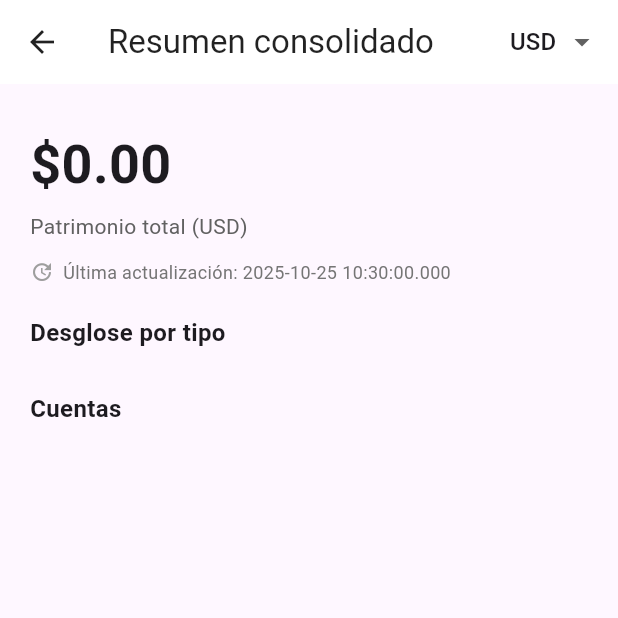
After one commit to IDUCDEV/clariFi, a Flutter app: the ConsolidatedSummaryView screen opened directly, on a phone screen of 412 x 824 dp, the top half of it. The commit adds this screen. Run offline on Flutter 3.47's test engine with Material 3 defaults, Android fonts, the phone set to English and light mode, and no system bars; our stand-ins replace app_links, go_router, supabase_flutter; accounts and stored records are empty.

Commit message:
Added View Consolidated Amount Account

```diff
--- /dev/null
+++ b/lib/src/views/accounts/consolidated_summary_view.dart
@@ -0,0 +1,165 @@
+import 'package:flutter/material.dart';
+import 'package:provider/provider.dart';
+import 'package:clarifi_app/src/models/account.dart';
+import 'package:clarifi_app/src/viewmodels/account_viewmodel.dart';
+import 'package:clarifi_app/src/services/currency_conversion_service.dart';
+
+/// Pantalla que muestra el resumen consolidado de patrimonio
+class ConsolidatedSummaryView extends StatefulWidget {
+  final List<AccountModel>? accounts;
+
+  const ConsolidatedSummaryView({Key? key, this.accounts}) : super(key: key);
+
+  @override
+  State<ConsolidatedSummaryView> createState() => _ConsolidatedSummaryViewState();
+}
+
+class _ConsolidatedSummaryViewState extends State<ConsolidatedSummaryView> {
+  final CurrencyConversionService _currencyService = CurrencyConversionService();
+  String _selectedCurrency = CurrencyConversionService.baseCurrency;
+
+  @override
+  void initState() {
+    super.initState();
+    // Ensure rates are loaded
+    _currencyService.updateExchangeRates();
+  }
+
+  @override
+  Widget build(BuildContext context) {
+    final accountViewModel = context.watch<AccountViewModel>();
+    final accounts = widget.accounts ?? accountViewModel.accounts;
+
+    // Agrupar saldos por moneda
+    final balancesByCurrency = <String, double>{};
+    for (final a in accounts) {
+      balancesByCurrency[a.currency] = (balancesByCurrency[a.currency] ?? 0.0) + a.balance;
+    }
+
+    final total = _currencyService.consolidate(amounts: balancesByCurrency, targetCurrency: _selectedCurrency);
+
+    // Agrupar por tipo y convertir a moneda seleccionada
+    final byType = <String, double>{};
+    for (final a in accounts) {
+      final converted = _currencyService.convert(amount: a.balance, fromCurrency: a.currency, toCurrency: _selectedCurrency);
+      byType[a.type] = (byType[a.type] ?? 0.0) + converted;
+    }
+
+    final supported = _currencyService.getSupportedCurrencies();
+
+    return Scaffold(
+      appBar: AppBar(
+        title: const Text('Resumen consolidado'),
+        backgroundColor: Colors.white,
+        foregroundColor: Colors.black87,
+        elevation: 0,
+        actions: [
+          Padding(
+            padding: const EdgeInsets.symmetric(horizontal: 12),
+            child: DropdownButton<String>(
+              value: _selectedCurrency,
+              underline: const SizedBox.shrink(),
+              items: supported.map((c) => DropdownMenuItem(value: c, child: Text(c))).toList(),
+              onChanged: (v) {
+                if (v == null) return;
+                setState(() => _selectedCurrency = v);
+              },
+            ),
+          ),
+        ],
+      ),
+      body: SafeArea(
+        child: Padding(
+          padding: const EdgeInsets.all(20),
+          child: Column(
+            crossAxisAlignment: CrossAxisAlignment.start,
+            children: [
+              const SizedBox(height: 8),
+              Text(
+                _currencyService.formatAmount(amount: total, currency: _selectedCurrency),
+                style: const TextStyle(fontSize: 36, fontWeight: FontWeight.bold),
+              ),
+              const SizedBox(height: 6),
+              Text(
+                'Patrimonio total ($_selectedCurrency)',
+                style: TextStyle(color: Colors.grey[700]),
+              ),
+              const SizedBox(height: 12),
+              Row(
+                children: [
+                  const Icon(Icons.update, size: 16, color: Colors.grey),
+                  const SizedBox(width: 6),
+                  Text(
+                    _currencyService.lastUpdate == null ? 'Última actualización: --' : 'Última actualización: ${_currencyService.lastUpdate}',
+                    style: TextStyle(color: Colors.grey[600], fontSize: 12),
+                  ),
+                ],
+              ),
+              const SizedBox(height: 20),
+
+              const Text('Desglose por tipo', style: TextStyle(fontSize: 16, fontWeight: FontWeight.w600)),
+              const SizedBox(height: 12),
+
+              // Lista con barras de distribución
+              ...byType.entries.map((e) {
+                final percent = total == 0 ? 0.0 : (e.value / total);
+                return Padding(
+                  padding: const EdgeInsets.symmetric(vertical: 8),
+                  child: Column(
+                    crossAxisAlignment: CrossAxisAlignment.start,
+                    children: [
+                      Row(
+                        mainAxisAlignment: MainAxisAlignment.spaceBetween,
+                        children: [
+                          Text(e.key, style: const TextStyle(fontSize: 14, fontWeight: FontWeight.w500)),
+                          Text(_currencyService.formatAmount(amount: e.value, currency: _selectedCurrency), style: const TextStyle(fontSize: 14)),
+                        ],
+                      ),
+                      const SizedBox(height: 6),
+                      Container(
+                        height: 10,
+                        decoration: BoxDecoration(
+                          color: Colors.grey[200],
+                          borderRadius: BorderRadius.circular(6),
+                        ),
+                        child: FractionallySizedBox(
+                          alignment: Alignment.centerLeft,
+                          widthFactor: percent.clamp(0.0, 1.0),
+                          child: Container(
+                            decoration: BoxDecoration(
+                              color: const Color(0xFF984CE6),
+                              borderRadius: BorderRadius.circular(6),
+                            ),
+                          ),
+                        ),
+                      ),
+                    ],
+                  ),
+                );
+              }).toList(),
+
+              const SizedBox(height: 16),
+              const Text('Cuentas', style: TextStyle(fontSize: 16, fontWeight: FontWeight.w600)),
+              const SizedBox(height: 8),
+
+              Expanded(
+                child: ListView.builder(
+                  itemCount: accounts.length,
+                  itemBuilder: (context, idx) {
+                    final a = accounts[idx];
+                    final converted = _currencyService.convert(amount: a.balance, fromCurrency: a.currency, toCurrency: _selectedCurrency);
+                    return ListTile(
+                      title: Text(a.name),
+                      subtitle: Text(a.type),
+                      trailing: Text(_currencyService.formatAmount(amount: converted, currency: _selectedCurrency)),
+                    );
+                  },
+                ),
+              ),
+            ],
+          ),
+        ),
+      ),
+    );
+  }
+}
```
Also changed, not shown: lib/src/views/accounts/accounts_list_view.dart (+14 -2 lines).
